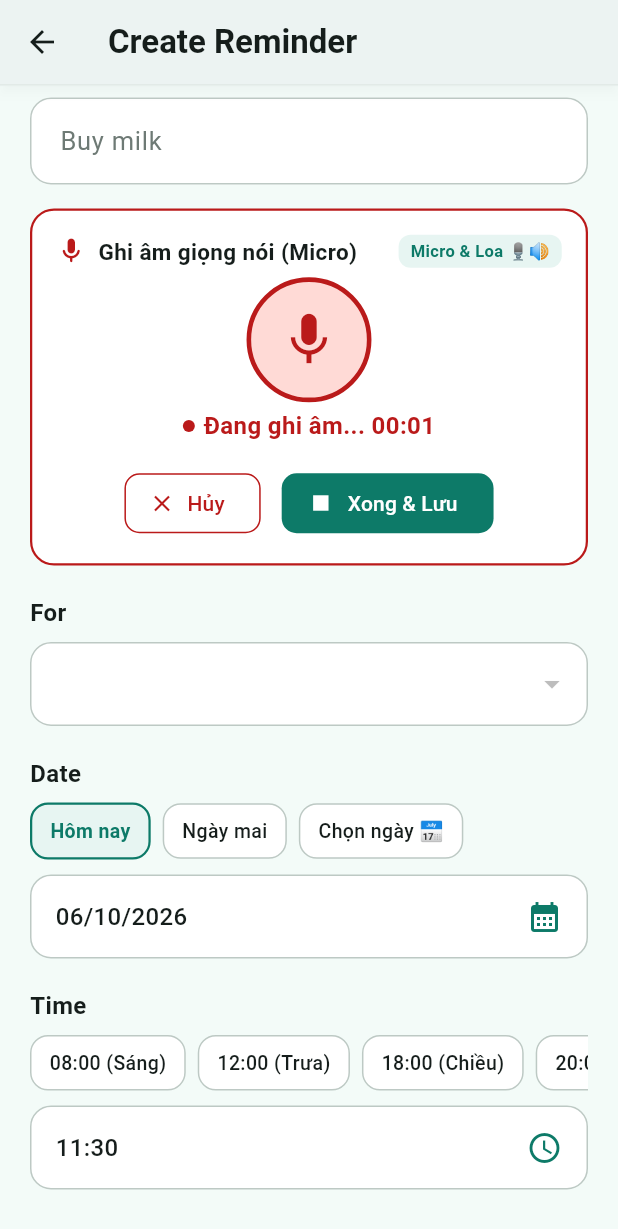
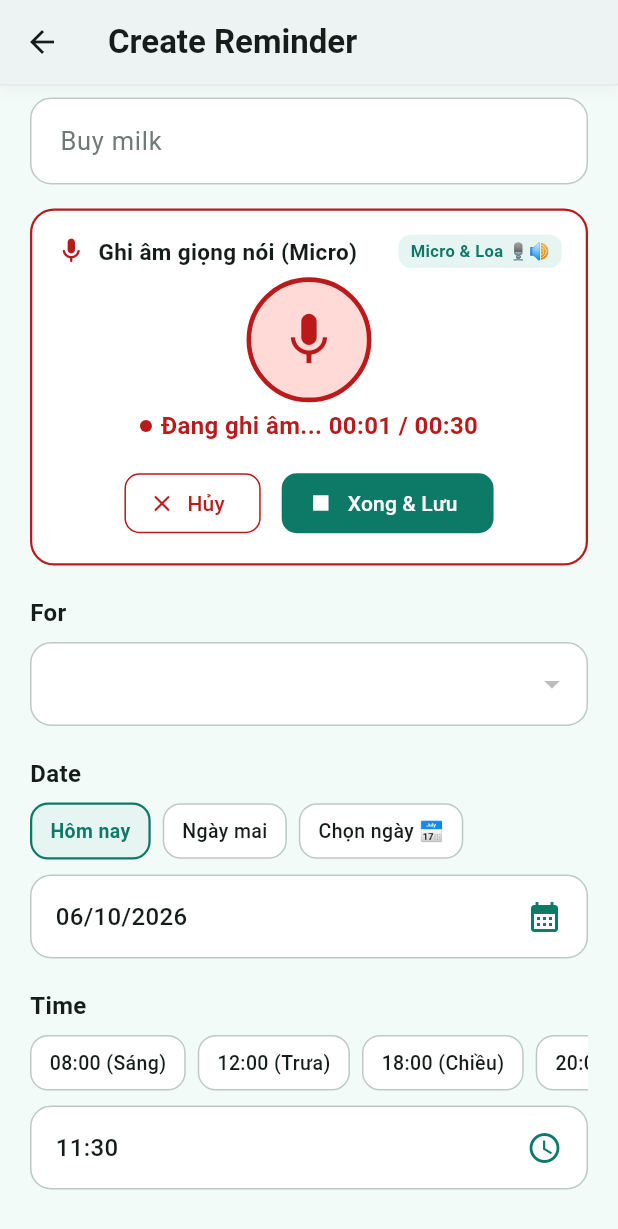
Before and after one commit to Izsaah/FHub, a Flutter app: the CreateReminderScreen screen opened directly with empty values, scrolled down 87 dp, after a tap on the "mic" icon, on a phone screen of 412 x 824 dp. Shown: the top 1229 px of the screen. Run offline on Flutter 3.47's test engine with Material 3 defaults, Android fonts, the light colour scheme and no system bars; our stand-ins replace audioplayers, flutter_dotenv, supabase_flutter; missing offline and left inert: dart:html, record; accounts and stored records are empty; network calls fail.

Commit message:
feat(vinh): bundle sample audio asset, add real speaker playback, and set 30s record limit

```diff
--- a/lib/Vinh/services/reminder_repository.dart
+++ b/lib/Vinh/services/reminder_repository.dart
@@ -106,8 +106,8 @@ class InMemoryReminderRepository implements ReminderRepository {
         date: todayStr,
         time: '19:30',
         status: ReminderStatus.pending,
-        voiceNotePath: 'demo_voice_mom.m4a',
-        voiceDurationSeconds: 15,
+        voiceNotePath: 'assets/audio/sample_voice_reminder.wav',
+        voiceDurationSeconds: 3,
         voiceNoteDescription: 'Mẹ dặn nhớ uống 2 viên vitamin và ăn tối trước 8h nhé con!',
         createdAt: now.subtract(const Duration(minutes: 40)),
       ),
--- a/lib/Vinh/widgets/voice_recorder_widget.dart
+++ b/lib/Vinh/widgets/voice_recorder_widget.dart
@@ -86,8 +86,8 @@ class _VoiceRecorderWidgetState extends State<VoiceRecorderWidget>
       setState(() {
         _recordSeconds++;
       });
-      if (_recordSeconds >= 120) {
-        // Max 2 minutes
+      if (_recordSeconds >= 30) {
+        // Max 30 seconds (Zalo-style voice note)
         _stopRecording();
       }
     });
@@ -296,7 +296,7 @@ class _VoiceRecorderWidgetState extends State<VoiceRecorderWidget>
         ),
         const SizedBox(height: 10),
         const Text(
-          'Chạm để bắt đầu ghi âm lời nhắc bằng Micro',
+          'Chạm để bắt đầu ghi âm bằng Micro (tối đa 30s)',
           style: TextStyle(
             fontSize: 13,
             color: Color(0xFF6E7A75),
@@ -342,7 +342,7 @@ class _VoiceRecorderWidgetState extends State<VoiceRecorderWidget>
             ),
             const SizedBox(width: 6),
             Text(
-              'Đang ghi âm... ${_formatTime(_recordSeconds)}',
+              'Đang ghi âm... ${_formatTime(_recordSeconds)} / 00:30',
               style: const TextStyle(
                 fontSize: 16,
                 fontWeight: FontWeight.bold,
--- a/pubspec.yaml
+++ b/pubspec.yaml
@@ -66,6 +66,7 @@ flutter:
   # To add assets to your application, add an assets section, like this:
   assets:
     - .env
+    - assets/audio/
   #   - images/a_dot_burr.jpeg
   #   - images/a_dot_ham.jpeg
 
```
Also changed, not shown: lib/Vinh/services/voice_audio_service.dart (+26 -0 lines), 2 other files.
